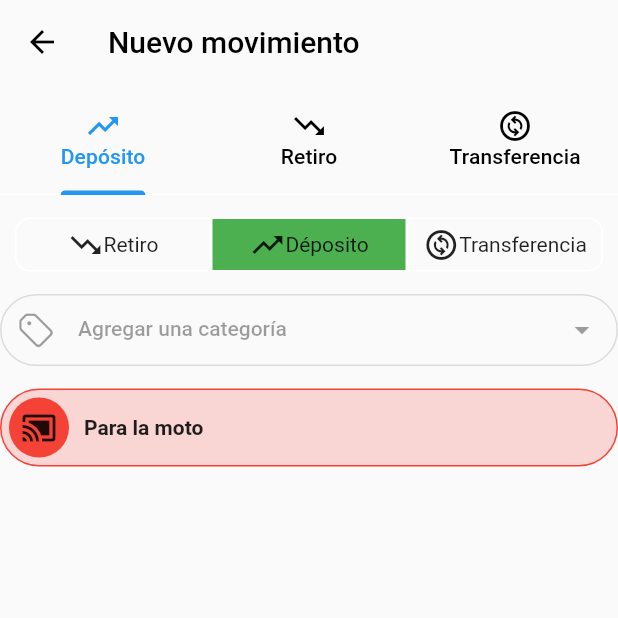
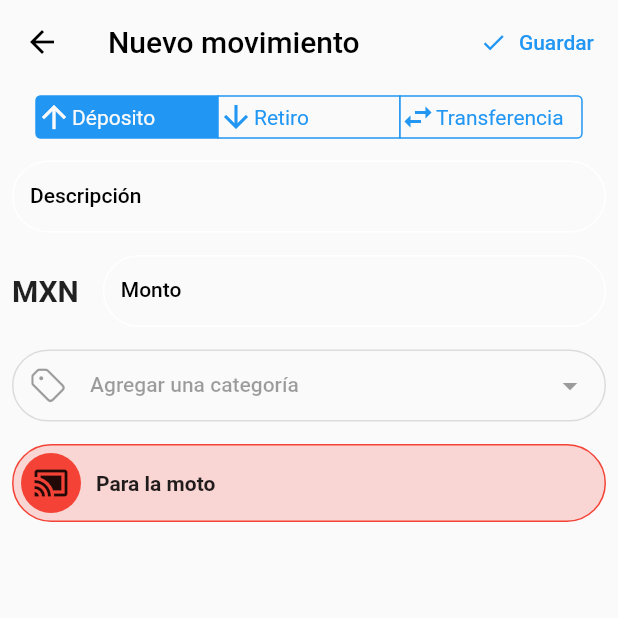
Before and after one commit to george2108/flutter-lubby, a Flutter app: the _BuildPage screen opened directly, after a tap on "Nuevo movimiento", on a phone screen of 412 x 824 dp, the top half of it. Run offline on Flutter 3.47's test engine with Material 2 defaults, Android fonts, the phone set to English and light mode, and no system bars; our stand-ins replace awesome_notifications, bloc, equatable, flutter_bloc, flutter_colorpicker, get_it and 7 more; missing offline and left inert: encrypt, flutter_quill, flutter_quill_extensions; accounts and stored records are empty.

Commit message:
categoria para tipo de movimientos

```diff
--- a/lib/src/config/routes/router.dart
+++ b/lib/src/config/routes/router.dart
@@ -67,7 +67,7 @@ Route<dynamic> generateRoutes(RouteSettings settings) {
       page = const AcountView();
       break;
     case financesNewAccountMovementRoute:
-      page = const NewAccountMovementView();
+      page = NewAccountMovementView();
       break;
     case financesNewAccountRoute:
       final newAccountSettings = settings.arguments as NewAccountRouteSettings;
--- a/lib/src/core/enums/type_labels.enum.dart
+++ b/lib/src/core/enums/type_labels.enum.dart
@@ -3,4 +3,8 @@ enum TypeLabels {
   finances,
   tasks,
   passwords,
+  //
+  income,
+  expense,
+  transfer,
 }
--- a/lib/src/core/enums/type_transactions.enum.dart
+++ b/lib/src/core/enums/type_transactions.enum.dart
@@ -1,4 +1,4 @@
-enum TypeTransactions {
+enum TypeTransactionsEnum {
   income,
   expense,
   transfer,
--- a/lib/src/data/repositories/label_repository.dart
+++ b/lib/src/data/repositories/label_repository.dart
@@ -34,12 +34,12 @@ class LabelRepository extends LabelRepositoryAbstract {
   }
 
   @override
-  Future<List<LabelEntity>> getLabels(TypeLabels type) async {
+  Future<List<LabelEntity>> getLabels(List<TypeLabels> type) async {
     final db = await DatabaseProvider.db.database;
+    final types = type.map((e) => '"${e.name.toString()}"').join(',');
     final List<Map<String, dynamic>> maps = await db.query(
       kLabelsTable,
-      where: 'type = ?',
-      whereArgs: [type.name],
+      where: 'type IN ($types)',
     );
     return List.generate(maps.length, (i) {
       return LabelEntity.fromMap(maps[i]);
--- a/lib/src/domain/repositories/label_repository_abstract.dart
+++ b/lib/src/domain/repositories/label_repository_abstract.dart
@@ -6,7 +6,7 @@ abstract class LabelRepositoryAbstract {
 
   Future<int> deleteLabel(int id);
 
-  Future<List<LabelEntity>> getLabels(TypeLabels type);
+  Future<List<LabelEntity>> getLabels(List<TypeLabels> type);
 
   Future<List<LabelEntity>> searchLabel(String term);
 
--- a/lib/src/ui/pages/finances/bloc/finances_bloc.dart
+++ b/lib/src/ui/pages/finances/bloc/finances_bloc.dart
@@ -19,7 +19,7 @@ class FinancesBloc extends Bloc<FinancesEvent, FinancesState> {
   ) : super(const FinancesState()) {
     on<SaveLabelEvent>(saveLabel);
 
-    on<GetLabelsEvent>(getLabels);
+    on<GetCategoriesEvent>(getLabels);
 
     on<GetAccountsEvent>(getAccounts);
 
@@ -32,19 +32,21 @@ class FinancesBloc extends Bloc<FinancesEvent, FinancesState> {
   }
 
   getLabels(
-    GetLabelsEvent event,
+    GetCategoriesEvent event,
     Emitter<FinancesState> emit,
   ) async {
-    final labels = await _labelRepository.getLabels(TypeLabels.finances);
-    emit(state.copyWith(labels: labels));
+    final categories = await _labelRepository.getLabels(
+      [TypeLabels.expense, TypeLabels.income, TypeLabels.transfer],
+    );
+    emit(state.copyWith(categories: categories));
   }
 
   saveLabel(SaveLabelEvent event, Emitter<FinancesState> emit) async {
     final id = await _labelRepository.addNewLabel(event.label);
     final label = event.label.copyWith(id: id);
-    final labels = List<LabelEntity>.from(state.labels);
-    labels.add(label);
-    emit(state.copyWith(labels: labels));
+    final categories = List<LabelEntity>.from(state.categories);
+    categories.add(label);
+    emit(state.copyWith(categories: categories));
   }
 
   saveAccount(CreateAccountEvent event, Emitter<FinancesState> emit) async {
--- a/lib/src/ui/pages/finances/bloc/finances_event.dart
+++ b/lib/src/ui/pages/finances/bloc/finances_event.dart
@@ -11,8 +11,8 @@ class SaveLabelEvent extends FinancesEvent {
   List<Object?> get props => [label];
 }
 
-class GetLabelsEvent extends FinancesEvent {
-  GetLabelsEvent();
+class GetCategoriesEvent extends FinancesEvent {
+  GetCategoriesEvent();
 
   @override
   List<Object?> get props => [];
--- a/lib/src/ui/pages/finances/finances_main_page.dart
+++ b/lib/src/ui/pages/finances/finances_main_page.dart
@@ -5,6 +5,7 @@ import 'package:lubby_app/injector.dart';
 import 'package:lubby_app/src/config/routes/routes.dart';
 import 'package:lubby_app/src/config/routes_settings/new_acount_route_settings.dart';
 import 'package:lubby_app/src/core/enums/type_labels.enum.dart';
+import 'package:lubby_app/src/core/enums/type_transactions.enum.dart';
 import 'package:lubby_app/src/domain/entities/label_entity.dart';
 import 'package:lubby_app/src/data/repositories/finances_repository.dart';
 import 'package:lubby_app/src/ui/pages/finances/views/finances_labels_view.dart';
@@ -33,7 +34,7 @@ class FinancesMainPage extends StatelessWidget {
         injector<LabelRepository>(),
         injector<FinancesRepository>(),
       )
-        ..add(GetLabelsEvent())
+        ..add(GetCategoriesEvent())
         ..add(GetAccountsEvent()),
       child: const _BuildPage(),
     );
@@ -59,7 +60,7 @@ class _BuildPageState extends State<_BuildPage> {
       case 2:
         return 'Nueva cuenta';
       case 3:
-        return 'Nueva etiqueta';
+        return 'Nueva categoría';
       case 4:
         return 'Nueva configuración';
       default:
@@ -141,7 +142,7 @@ class _BuildPageState extends State<_BuildPage> {
           ),
           SalomonBottomBarItem(
             icon: const Icon(CupertinoIcons.tag),
-            title: const Text('Etiquetas'),
+            title: const Text('Categorías'),
             selectedColor: Theme.of(context).indicatorColor,
           ),
           SalomonBottomBarItem(
--- a/lib/src/ui/pages/finances/views/finances_labels_view.dart
+++ b/lib/src/ui/pages/finances/views/finances_labels_view.dart
@@ -1,44 +1,86 @@
 import 'package:flutter/material.dart';
 import 'package:flutter_bloc/flutter_bloc.dart';
+import 'package:lubby_app/src/core/enums/type_labels.enum.dart';
 
 import '../bloc/finances_bloc.dart';
 
-class FinancesLabelsView extends StatelessWidget {
+class FinancesLabelsView extends StatefulWidget {
   const FinancesLabelsView({super.key});
+  @override
+  State<FinancesLabelsView> createState() => _FinancesLabelsViewState();
+}
+
+class _FinancesLabelsViewState extends State<FinancesLabelsView>
+    with SingleTickerProviderStateMixin {
+  late TabController _tabController;
+
+  @override
+  initState() {
+    super.initState();
+    _tabController = TabController(length: 3, vsync: this);
+  }
 
   @override
   Widget build(BuildContext context) {
     return Scaffold(
-      body: BlocBuilder<FinancesBloc, FinancesState>(
-        builder: (context, state) {
-          if (state.labels.isEmpty) {
-            return const Center(
-              child: Text('No hay etiquetas'),
+      body: Column(
+        children: [
+          TabBar(
+            controller: _tabController,
+            tabs: const [
+              Tab(text: 'Depositos'),
+              Tab(text: 'Gastos'),
+              Tab(text: 'Transferencias'),
+            ],
+          ),
+          Expanded(
+            child: TabBarView(
+              controller: _tabController,
+              children: [
+                getData(TypeLabels.income),
+                getData(TypeLabels.expense),
+                getData(TypeLabels.transfer),
+              ],
+            ),
+          ),
+        ],
+      ),
     );
   }
 
-          final labels = state.labels;
+  Widget getData(TypeLabels type) {
+    return BlocBuilder<FinancesBloc, FinancesState>(
+      builder: (context, state) {
+        final categories = state.categories
+            .where((element) => element.type == type.name)
+            .toList();
+
+        if (categories.isEmpty) {
+          return const Center(
+            child: Text('No hay categorías'),
+          );
+        }
+
         return ListView.separated(
           separatorBuilder: (context, index) => const Divider(),
-            itemCount: labels.length,
+          itemCount: categories.length,
           itemBuilder: (context, index) {
-              final label = labels[index];
+            final category = categories[index];
             return ListTile(
               style: ListTileStyle.drawer,
               leading: CircleAvatar(
-                  backgroundColor: label.color,
+                backgroundColor: category.color,
                 child: Icon(
-                    label.icon,
+                  category.icon,
                   color: Theme.of(context).textTheme.bodyText1!.color,
                 ),
               ),
-                title: Text(label.name),
+              title: Text(category.name),
               onTap: () {},
             );
           },
         );
       },
-      ),
     );
   }
 }
--- a/lib/src/ui/pages/finances/views/new_account_movement_view.dart
+++ b/lib/src/ui/pages/finances/views/new_account_movement_view.dart
@@ -1,117 +1,67 @@
 part of '../finances_main_page.dart';
 
-class NewAccountMovementView extends StatefulWidget {
-  const NewAccountMovementView({super.key});
-  @override
-  State<NewAccountMovementView> createState() => _NewAccountMovementViewState();
-}
+class NewAccountMovementView extends StatelessWidget {
+  final TextEditingController _montoController = TextEditingController();
+  final TextEditingController _descripcionController = TextEditingController();
 
-class _NewAccountMovementViewState extends State<NewAccountMovementView>
-    with TickerProviderStateMixin {
+  NewAccountMovementView({super.key});
+
   @override
   Widget build(BuildContext context) {
     return Scaffold(
       appBar: AppBar(
         title: const Text('Nuevo movimiento'),
-      ),
-      body: ListView(
-        children: [
-          TabBar(
-            controller: TabController(length: 3, vsync: this),
-            tabs: const [
-              Tab(
-                text: 'Depósito',
-                icon: Icon(
-                  Icons.trending_up,
-                ),
-                iconMargin: EdgeInsets.zero,
-              ),
-              Tab(
-                text: 'Retiro',
-                iconMargin: EdgeInsets.zero,
-                icon: Icon(
-                  Icons.trending_down,
-                ),
-              ),
-              Tab(
-                iconMargin: EdgeInsets.zero,
-                text: 'Transferencia',
-                icon: Icon(
-                  Icons.change_circle_outlined,
-                ),
+        actions: [
+          TextButton.icon(
+            onPressed: () {},
+            icon: const Icon(Icons.check),
+            label: const Text('Guardar'),
           ),
         ],
       ),
-          Container(
-            padding: const EdgeInsets.symmetric(
-              horizontal: 10.0,
-              vertical: 15.0,
-            ),
-            child: Row(
+      body: Form(
+        child: ListView(
+          padding: const EdgeInsets.all(8.0),
           children: [
-                Expanded(
-                  child: Container(
-                    decoration: BoxDecoration(
-                      border: Border.all(
-                        color: Colors.white,
-                      ),
-                      color: Colors.transparent,
-                      borderRadius: const BorderRadius.horizontal(
-                        left: Radius.circular(10),
+            const _ChooseMovement(),
+            const SizedBox(height: 15.0),
+            TextFormField(
+              controller: _descripcionController,
+              decoration: const InputDecoration(
+                labelText: 'Descripción',
+                hintText: 'Descripción del movimiento',
               ),
             ),
-                    padding: const EdgeInsets.all(5),
-                    child: Row(
-                      mainAxisAlignment: MainAxisAlignment.center,
-                      children: const [
-                        Icon(Icons.trending_down),
-                        Text('Retiro'),
-                      ],
+            const SizedBox(height: 15.0),
+            TextFormField(
+              controller: _montoController,
+              keyboardType: TextInputType.number,
+              decoration: const InputDecoration(
+                labelText: 'Monto',
+                hintText: 'Monto del movimiento',
+                icon: Text(
+                  'MXN',
+                  style: TextStyle(
+                    fontSize: 20.0,
+                    fontWeight: FontWeight.bold,
                   ),
                 ),
               ),
-                Expanded(
-                  child: Container(
-                    padding: const EdgeInsets.all(5),
-                    decoration: BoxDecoration(
-                      color: Colors.green,
-                      border: Border.all(
-                        color: Colors.white,
+              autovalidateMode: AutovalidateMode.onUserInteraction,
+              validator: (value) {
+                if (value!.isEmpty) {
+                  return 'El monto es requerido';
+                }
+
+                final n = num.tryParse(value);
+                if (n == null) {
+                  return '"$value" no es un número válido';
+                }
+
+                return null;
+              },
             ),
-                    ),
-                    child: Row(
-                      mainAxisAlignment: MainAxisAlignment.center,
-                      children: const [
-                        Icon(Icons.trending_up),
-                        Text('Déposito'),
-                      ],
-                    ),
-                  ),
-                ),
-                Expanded(
-                  child: Container(
-                    padding: const EdgeInsets.all(5),
-                    decoration: BoxDecoration(
-                      border: Border.all(
-                        color: Colors.white,
-                      ),
-                      color: Colors.transparent,
-                      borderRadius: const BorderRadius.horizontal(
-                        right: Radius.circular(10),
-                      ),
-                    ),
-                    child: Row(
-                      mainAxisAlignment: MainAxisAlignment.center,
-                      children: const [
-                        Icon(Icons.change_circle_outlined),
-                        Text('Transferencia'),
-                      ],
-                    ),
-                  ),
-                ),
-              ],
-            ),
-          ),
+            const SizedBox(height: 15.0),
             GestureDetector(
               onTap: () {
                 print('Tapped');
@@ -156,6 +106,63 @@ class _NewAccountMovementViewState extends State<NewAccountMovementView>
             ),
           ],
         ),
+      ),
     );
   }
 }
+
+class _ChooseMovement extends StatefulWidget {
+  final Function(String value)? onValueChanged;
+
+  const _ChooseMovement({
+    Key? key,
+    this.onValueChanged,
+  }) : super(key: key);
+
+  @override
+  State<_ChooseMovement> createState() => _ChooseMovementState();
+}
+
+class _ChooseMovementState extends State<_ChooseMovement> {
+  int optionSelected = 0;
+
+  @override
+  Widget build(BuildContext context) {
+    return CupertinoSegmentedControl(
+      groupValue: optionSelected,
+      unselectedColor: Theme.of(context).canvasColor,
+      children: {
+        0: Row(
+          children: const [
+            Icon(Icons.arrow_upward),
+            Text('Déposito'),
+          ],
+        ),
+        1: Row(
+          children: const [
+            Icon(Icons.arrow_downward),
+            Text('Retiro'),
+          ],
+        ),
+        2: Row(
+          children: const [
+            Icon(Icons.swap_horiz),
+            Text('Transferencia'),
+          ],
+        ),
+      },
+      onValueChanged: (value) {
+        setState(() {
+          optionSelected = value;
+        });
+        widget.onValueChanged?.call(
+          optionSelected == 0
+              ? TypeTransactionsEnum.income.name
+              : optionSelected == 1
+                  ? TypeTransactionsEnum.expense.name
+                  : TypeTransactionsEnum.transfer.name,
+        );
+      },
+    );
+  }
+}
--- a/lib/src/ui/pages/notes/bloc/notes_bloc.dart
+++ b/lib/src/ui/pages/notes/bloc/notes_bloc.dart
@@ -64,7 +64,7 @@ class NotesBloc extends Bloc<NotesEvent, NotesState> {
 
     await Future.delayed(const Duration(milliseconds: 500));
     final List<LabelEntity> labels =
-        await _labelRepository.getLabels(TypeLabels.notes);
+        await _labelRepository.getLabels([TypeLabels.notes]);
 
     emit(state.copyWith(
       labels: labels,
--- a/lib/src/ui/pages/passwords/bloc/passwords_bloc.dart
+++ b/lib/src/ui/pages/passwords/bloc/passwords_bloc.dart
@@ -127,7 +127,7 @@ class PasswordsBloc extends Bloc<PasswordsEvent, PasswordsState> {
 
     await Future.delayed(const Duration(seconds: 1));
     final List<LabelEntity> labelsData = await _labelRepository.getLabels(
-      TypeLabels.passwords,
+      [TypeLabels.passwords],
     );
 
     emit(state.copyWith(
```
Also changed, not shown: lib/src/data/datasources/local/db/database_service.dart (+3 -4 lines), lib/src/domain/entities/finances/account_entity.dart (+0 -11 lines), lib/src/ui/pages/finances/bloc/finances_state.dart (+5 -5 lines), lib/src/ui/widgets/modal_new_tag_widget.dart (+109 -2 lines). Lines whose indentation alone changed are shown as unchanged.
